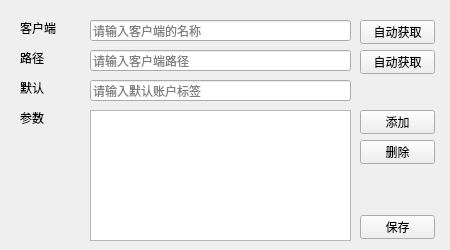
The window that src/ui/settings.ui (Zropk66/Telegram-Account-Switcher) describes before a commit, drawn with Qt 5.
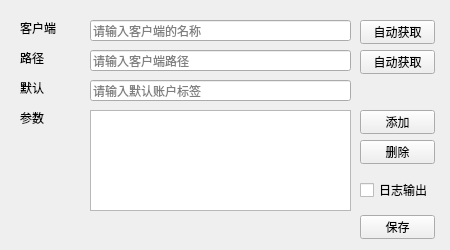
The same window after the commit.

Commit message: 新增日志输出控制和监控时长记录

Patch:
```diff
--- a/src/ui/settings.ui
+++ b/src/ui/settings.ui
@@ -182,7 +182,7 @@
       <x>90</x>
       <y>110</y>
       <width>261</width>
-      <height>131</height>
+      <height>101</height>
      </rect>
     </property>
     <property name="toolTip">
@@ -237,6 +237,22 @@
      <string>保存</string>
     </property>
    </widget>
+   <widget class="QCheckBox" name="log_output">
+    <property name="geometry">
+     <rect>
+      <x>360</x>
+      <y>180</y>
+      <width>82</width>
+      <height>20</height>
+     </rect>
+    </property>
+    <property name="toolTip">
+     <string>控制日志是否写入到文件</string>
+    </property>
+    <property name="text">
+     <string>日志输出</string>
+    </property>
+   </widget>
   </widget>
  </widget>
  <resources/>
```
The commit also changes 8 other files.
